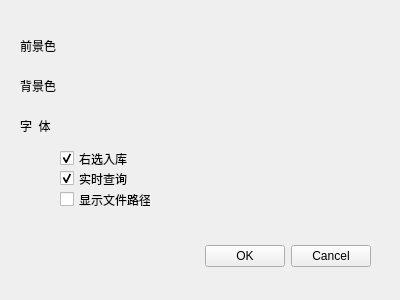
Qt form auto_c_code/setup1.ui (yjduoduo/auto_c_code) before a commit.
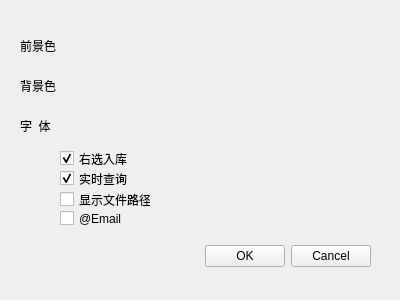
The same form after that commit.

```diff
--- a/auto_c_code/setup1.ui
+++ b/auto_c_code/setup1.ui
@@ -191,6 +191,25 @@
     <bool>false</bool>
    </property>
   </widget>
+  <widget class="QCheckBox" name="checkBox_email">
+   <property name="geometry">
+    <rect>
+     <x>60</x>
+     <y>210</y>
+     <width>91</width>
+     <height>17</height>
+    </rect>
+   </property>
+   <property name="toolTip">
+    <string>生成代码库添加文件时内容末尾有文件路径显示</string>
+   </property>
+   <property name="text">
+    <string>@Email</string>
+   </property>
+   <property name="checked">
+    <bool>false</bool>
+   </property>
+  </widget>
  </widget>
  <resources/>
  <connections>
```
